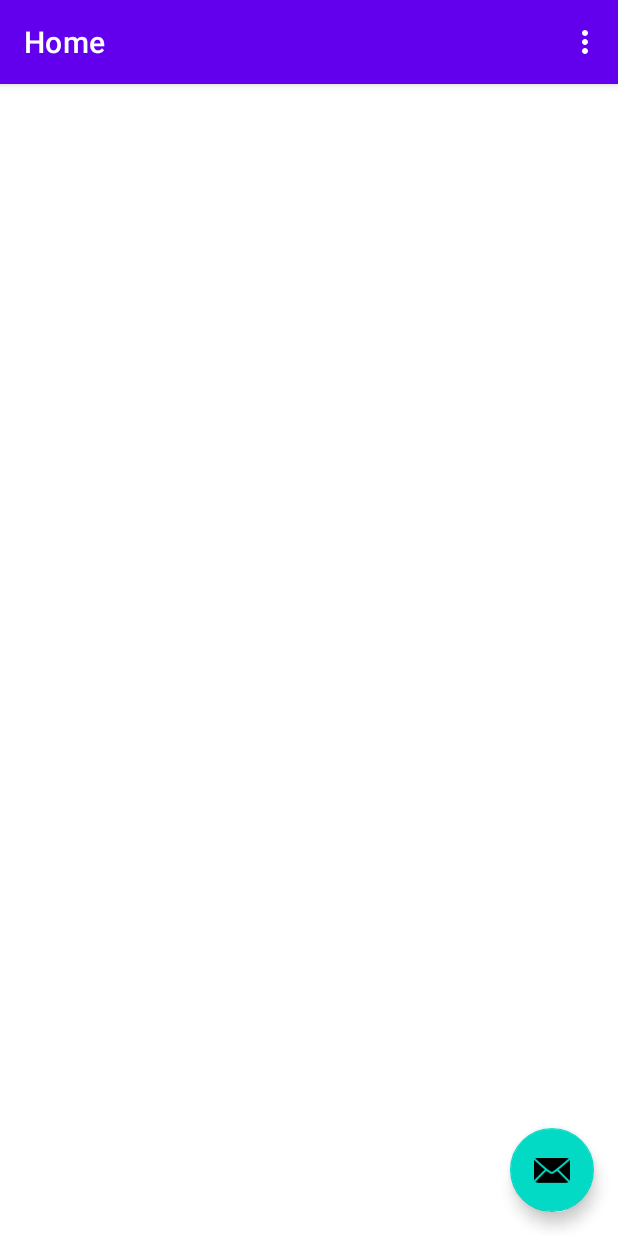
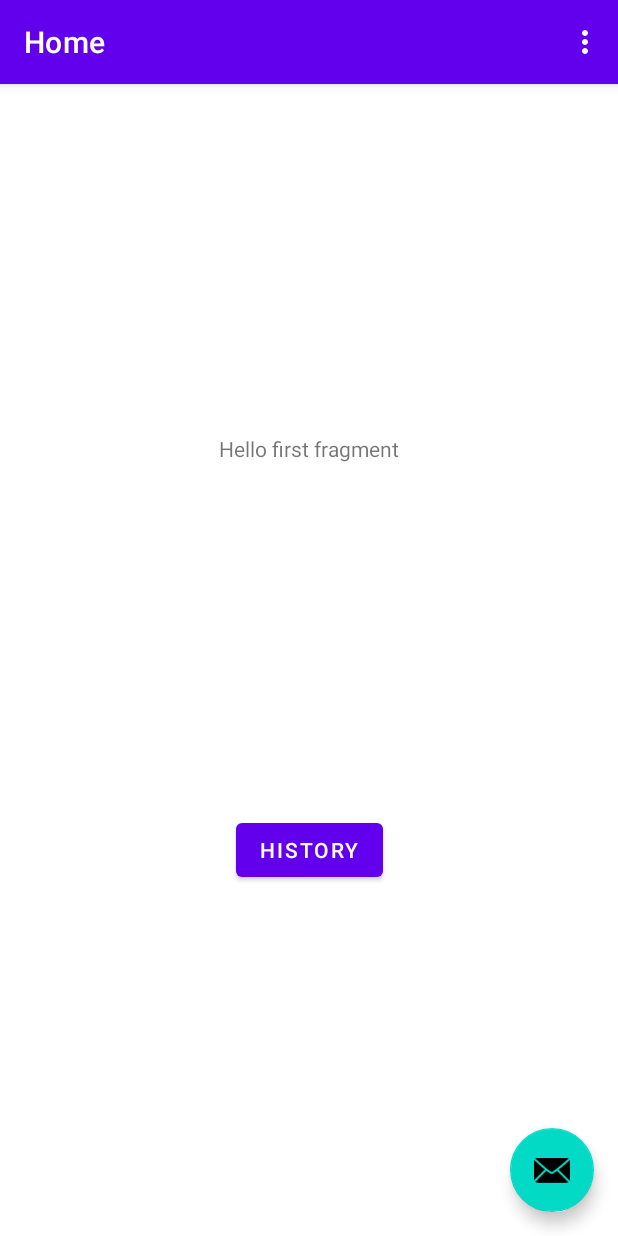
Before and after one commit to ibarraz5/capstone1-android, an Android app: the screen it shows after launch (MainActivity), on a phone screen of 412 x 824 dp. Run offline under Robolectric (Android 15) with nearby library versions, the phone set to English and light mode, and no system bars; our stand-ins replace navigation-ui.

Commit message:
Fix buttons

```diff
--- a/MockApplication/app/src/main/java/com/wea/mockapp/HistoryFragment.java
+++ b/MockApplication/app/src/main/java/com/wea/mockapp/HistoryFragment.java
@@ -29,7 +29,7 @@ public class HistoryFragment extends Fragment {
     public void onViewCreated(@NonNull View view, Bundle savedInstanceState) {
         super.onViewCreated(view, savedInstanceState);
 
-        binding.buttonSecond.setOnClickListener(new View.OnClickListener() {
+        binding.homeButton.setOnClickListener(new View.OnClickListener() {
             @Override
             public void onClick(View view) {
                 NavHostFragment.findNavController(HistoryFragment.this)
--- a/MockApplication/app/src/main/java/com/wea/mockapp/HomeFragment.java
+++ b/MockApplication/app/src/main/java/com/wea/mockapp/HomeFragment.java
@@ -29,7 +29,7 @@ public class HomeFragment extends Fragment {
     public void onViewCreated(@NonNull View view, Bundle savedInstanceState) {
         super.onViewCreated(view, savedInstanceState);
 
-        binding.buttonFirst.setOnClickListener(new View.OnClickListener() {
+        binding.historyButton.setOnClickListener(new View.OnClickListener() {
             @Override
             public void onClick(View view) {
                 NavHostFragment.findNavController(HomeFragment.this)
--- a/MockApplication/app/src/main/res/layout/history_button.xml
+++ b/MockApplication/app/src/main/res/layout/home_fragment.xml
@@ -10,14 +10,14 @@
         android:id="@+id/textview_first"
         android:layout_width="wrap_content"
         android:layout_height="wrap_content"
-        android:text="@string/hello_first_fragment"
-        app:layout_constraintBottom_toTopOf="@id/button_home"
+        android:text="@string/hello_home_fragment"
+        app:layout_constraintBottom_toTopOf="@id/history_button"
         app:layout_constraintEnd_toEndOf="parent"
         app:layout_constraintStart_toStartOf="parent"
         app:layout_constraintTop_toTopOf="parent" />
 
     <Button
-        android:id="@+id/button_home"
+        android:id="@+id/history_button"
         android:layout_width="wrap_content"
         android:layout_height="wrap_content"
         android:text="@string/history"
--- a/MockApplication/app/src/main/res/navigation/nav_graph.xml
+++ b/MockApplication/app/src/main/res/navigation/nav_graph.xml
@@ -9,7 +9,7 @@
         android:id="@+id/HomeFragment"
         android:name="com.wea.mockapp.HomeFragment"
         android:label="@string/home_fragment_label"
-        tools:layout="@layout/history_button">
+        tools:layout="@layout/home_fragment">
 
         <action
             android:id="@+id/action_HomeFragment_to_HistoryFragment"
--- a/MockApplication/app/src/main/res/values/strings.xml
+++ b/MockApplication/app/src/main/res/values/strings.xml
@@ -7,6 +7,6 @@
     <string name="history">History</string>
     <string name="home">Home</string>
 
-    <string name="hello_first_fragment">Hello first fragment</string>
+    <string name="hello_home_fragment">Hello first fragment</string>
     <string name="hello_second_fragment">Hello second fragment. Arg: %1$s</string>
 </resources>
```
